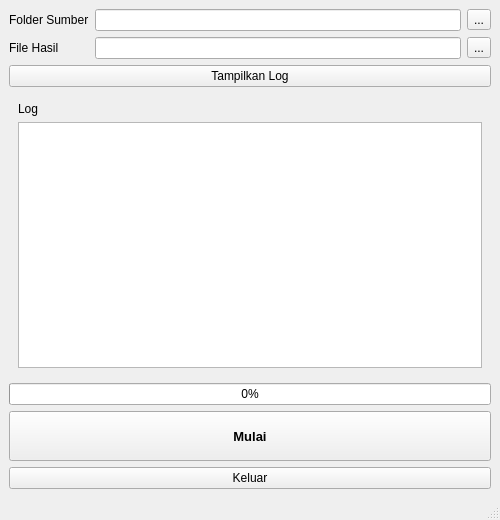
First picture: the form in dokumentasi.ui, repository sembrex/autodoc, before the edit.
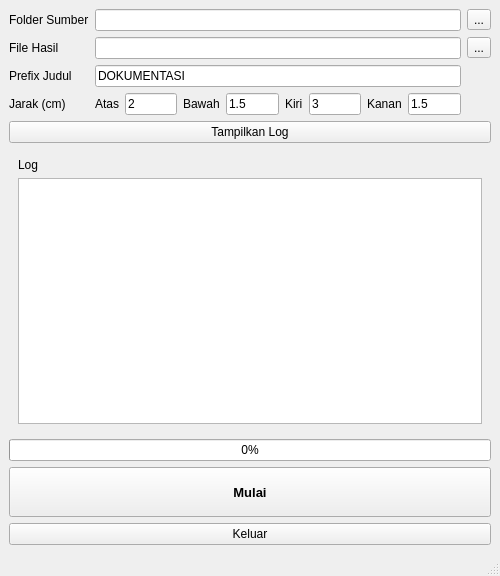
Second picture: the form after the edit. Icons and pictures are not drawn.

Patch:
```diff
--- a/dokumentasi.ui
+++ b/dokumentasi.ui
@@ -7,7 +7,7 @@
     <x>0</x>
     <y>0</y>
     <width>500</width>
-    <height>520</height>
+    <height>576</height>
    </rect>
   </property>
   <property name="windowTitle">
@@ -21,10 +21,7 @@
    <layout class="QVBoxLayout" name="verticalLayout_2">
     <item>
      <layout class="QGridLayout" name="gridLayout_2">
-      <item row="0" column="1">
-       <widget class="QLineEdit" name="inputFolder"/>
-      </item>
-      <item row="1" column="2">
+      <item row="1" column="9">
        <widget class="QToolButton" name="btnOutput">
         <property name="cursor">
          <cursorShape>PointingHandCursor</cursorShape>
@@ -41,8 +38,15 @@
         </property>
        </widget>
       </item>
-      <item row="1" column="1">
-       <widget class="QLineEdit" name="outputFolder"/>
+      <item row="0" column="9">
+       <widget class="QToolButton" name="btnInput">
+        <property name="cursor">
+         <cursorShape>PointingHandCursor</cursorShape>
+        </property>
+        <property name="text">
+         <string>...</string>
+        </property>
+       </widget>
       </item>
       <item row="1" column="0">
        <widget class="QLabel" name="label_2">
@@ -51,16 +55,89 @@
         </property>
        </widget>
       </item>
-      <item row="0" column="2">
-       <widget class="QToolButton" name="btnInput">
-        <property name="cursor">
-         <cursorShape>PointingHandCursor</cursorShape>
+      <item row="2" column="0">
+       <widget class="QLabel" name="label_4">
+        <property name="text">
+         <string>Prefix Judul</string>
         </property>
+       </widget>
+      </item>
+      <item row="3" column="2">
+       <widget class="QLineEdit" name="mTop">
         <property name="text">
-         <string>...</string>
+         <string>2</string>
         </property>
        </widget>
       </item>
+      <item row="3" column="7">
+       <widget class="QLabel" name="label_8">
+        <property name="text">
+         <string>Kanan</string>
+        </property>
+       </widget>
+      </item>
+      <item row="3" column="6">
+       <widget class="QLineEdit" name="mLeft">
+        <property name="text">
+         <string>3</string>
+        </property>
+       </widget>
+      </item>
+      <item row="3" column="8">
+       <widget class="QLineEdit" name="mRight">
+        <property name="text">
+         <string>1.5</string>
+        </property>
+       </widget>
+      </item>
+      <item row="3" column="5">
+       <widget class="QLabel" name="label_5">
+        <property name="text">
+         <string>Kiri</string>
+        </property>
+       </widget>
+      </item>
+      <item row="3" column="4">
+       <widget class="QLineEdit" name="mBottom">
+        <property name="text">
+         <string>1.5</string>
+        </property>
+       </widget>
+      </item>
+      <item row="3" column="0">
+       <widget class="QLabel" name="label_6">
+        <property name="text">
+         <string>Jarak (cm)</string>
+        </property>
+       </widget>
+      </item>
+      <item row="3" column="3">
+       <widget class="QLabel" name="label_7">
+        <property name="text">
+         <string notr="true">Bawah</string>
+        </property>
+       </widget>
+      </item>
+      <item row="3" column="1">
+       <widget class="QLabel" name="label_9">
+        <property name="text">
+         <string>Atas</string>
+        </property>
+       </widget>
+      </item>
+      <item row="2" column="1" colspan="8">
+       <widget class="QLineEdit" name="titlePrefix">
+        <property name="text">
+         <string>DOKUMENTASI</string>
+        </property>
+       </widget>
+      </item>
+      <item row="1" column="1" colspan="8">
+       <widget class="QLineEdit" name="outputFolder"/>
+      </item>
+      <item row="0" column="1" colspan="8">
+       <widget class="QLineEdit" name="inputFolder"/>
+      </item>
      </layout>
     </item>
     <item>
```
Left out of the diff: 9 changed lines with no effect on the pictures.
